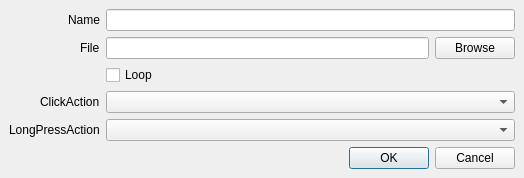
Qt form src/forms/MediaEdit.ui (constantinchik/obs-soundboard) before a commit.
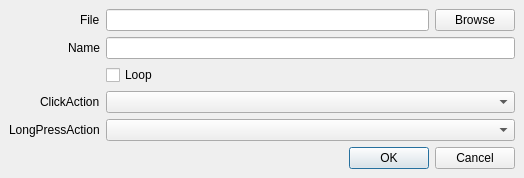
The same form after that commit.

Patch:
```diff
--- a/src/forms/MediaEdit.ui
+++ b/src/forms/MediaEdit.ui
@@ -56,36 +56,13 @@
       <number>0</number>
      </property>
      <item row="0" column="0">
-      <widget class="QLabel" name="label_3">
-       <property name="text">
-        <string>Name</string>
-       </property>
-      </widget>
-     </item>
-     <item row="0" column="1">
-      <widget class="QLineEdit" name="name">
-       <property name="minimumSize">
-        <size>
-         <width>0</width>
-         <height>0</height>
-        </size>
-       </property>
-       <property name="maximumSize">
-        <size>
-         <width>16777215</width>
-         <height>16777215</height>
-        </size>
-       </property>
-      </widget>
-     </item>
-     <item row="1" column="0">
       <widget class="QLabel" name="label_2">
        <property name="text">
         <string>File</string>
        </property>
       </widget>
      </item>
-     <item row="1" column="1">
+     <item row="0" column="1">
       <layout class="QHBoxLayout" name="horizontalLayout">
        <property name="sizeConstraint">
         <enum>QLayout::SizeConstraint::SetFixedSize</enum>
@@ -130,6 +107,29 @@
        </item>
       </layout>
      </item>
+     <item row="1" column="0">
+      <widget class="QLabel" name="label_3">
+       <property name="text">
+        <string>Name</string>
+       </property>
+      </widget>
+     </item>
+     <item row="1" column="1">
+      <widget class="QLineEdit" name="name">
+       <property name="minimumSize">
+        <size>
+         <width>0</width>
+         <height>0</height>
+        </size>
+       </property>
+       <property name="maximumSize">
+        <size>
+         <width>16777215</width>
+         <height>16777215</height>
+        </size>
+       </property>
+      </widget>
+     </item>
      <item row="2" column="1">
       <widget class="QCheckBox" name="loop">
        <property name="text">
```
